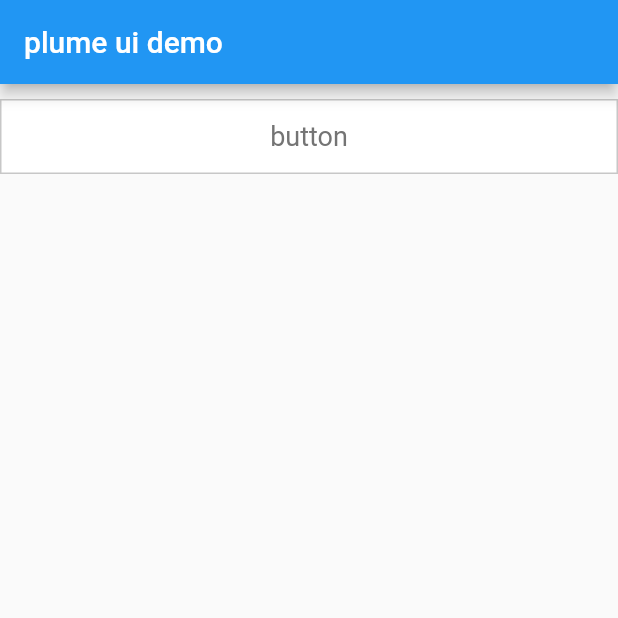
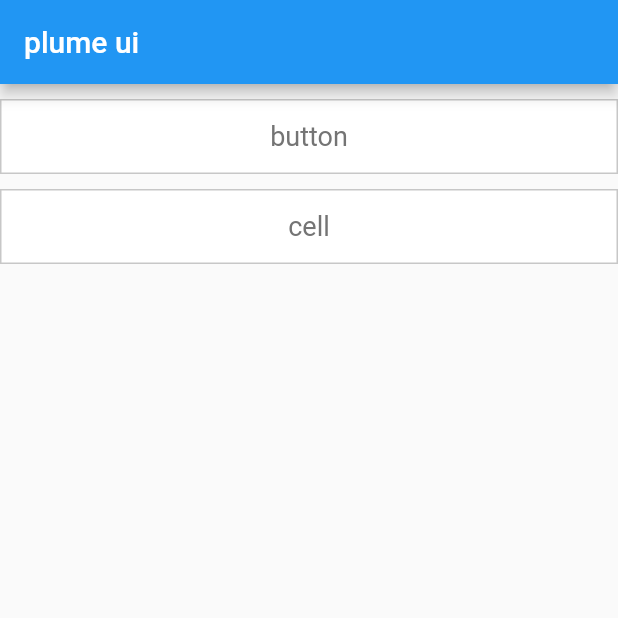
Before and after one commit to kilicmu/plume_ui, a Flutter app: the screen it shows after launch, on a phone screen of 412 x 824 dp, the top half of it. Run offline on Flutter 3.47's test engine with Material 2 defaults, Android fonts, the light colour scheme and no system bars; our stand-ins replace flutter_spinkit.

Commit message:
feat: 框架

```diff
--- a/lib/routes/components.dart
+++ b/lib/routes/components.dart
@@ -8,5 +8,6 @@ class ComponentsDescription {
 }
 
 const components = <ComponentsDescription>[
-  ComponentsDescription(name: "button", path: "/button")
+  ComponentsDescription(name: "button", path: "/button"),
+  ComponentsDescription(name: "cell", path: "/cell"),
 ];
--- a/lib/routes/home.dart
+++ b/lib/routes/home.dart
@@ -13,17 +13,18 @@ class _HomeState extends State<Home> {
   @override
   Widget build(BuildContext context) {
     return Scaffold(
-        appBar: AppBar(title: const Text("plume ui demo")),
+      appBar: AppBar(title: const Text("plume ui")),
       body: SingleChildScrollView(
           child: Column(
-                children: components.map((e) {
-          return Padding(
+              children: components
+                  .map((e) => Padding(
                       padding: const EdgeInsets.only(top: 10),
                       child: PlButton(
                           size: PlButtonSize.cell,
                           text: e.name,
                           onTap: () => Navigator.of(context)
-                      .pushNamed(e.path, arguments: e.name)));
-        }).toList())));
+                              .pushNamed(e.path, arguments: e.name))))
+                  .toList())),
+    );
   }
 }
--- a/lib/routes/routes.dart
+++ b/lib/routes/routes.dart
@@ -1,8 +1,10 @@
 import 'package:flutter/material.dart';
 import 'package:plume_ui/components/button/button_demo.dart';
+import 'package:plume_ui/components/cell/cell_demo.dart';
 import 'package:plume_ui/routes/home.dart';
 
 final routes = {
+  "/button": (BuildContext context) => const PlButtonDemo(),
+  "/cell": (BuildContext context) => const PlCellDemo(),
   "/": (BuildContext context) => const Home(),
-  "/button": (BuildContext context) => const PlButtonDemo(),
 };
```
Also changed, not shown: lib/components/cell/cell_demo.dart (added, +11 -0 lines), lib/components/cell/cell.dart (added). Lines whose indentation alone changed are shown as unchanged.
